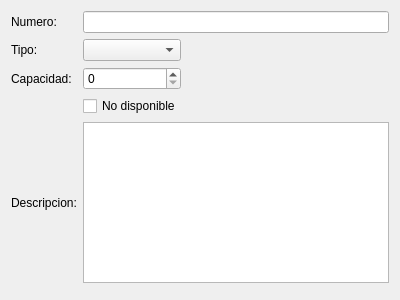
Before: the Qt Designer form src/ui/unidad.ui in leosmolas/conotels, drawn with Qt 5.
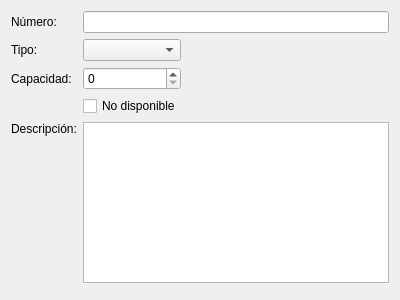
After: the same form once the commit is applied.

Diff of the .ui file:
```diff
--- a/src/ui/unidad.ui
+++ b/src/ui/unidad.ui
@@ -19,7 +19,7 @@
      <item row="0" column="0">
       <widget class="QLabel" name="label">
        <property name="text">
-        <string>Numero:</string>
+        <string>Número:</string>
        </property>
       </widget>
      </item>
@@ -56,11 +56,11 @@
      <item row="4" column="0">
       <widget class="QLabel" name="label_4">
        <property name="text">
-        <string>Descripcion:</string>
+        <string>Descripción:</string>
        </property>
       </widget>
      </item>
-     <item row="4" column="1" colspan="2">
+     <item row="4" column="1" rowspan="2" colspan="2">
       <widget class="QPlainTextEdit" name="descripcionText"/>
      </item>
      <item row="1" column="2">
@@ -76,6 +76,19 @@
        </property>
       </spacer>
      </item>
+     <item row="5" column="0">
+      <spacer name="verticalSpacer">
+       <property name="orientation">
+        <enum>Qt::Vertical</enum>
+       </property>
+       <property name="sizeHint" stdset="0">
+        <size>
+         <width>20</width>
+         <height>40</height>
+        </size>
+       </property>
+      </spacer>
+     </item>
     </layout>
    </item>
    <item row="1" column="0">
```
